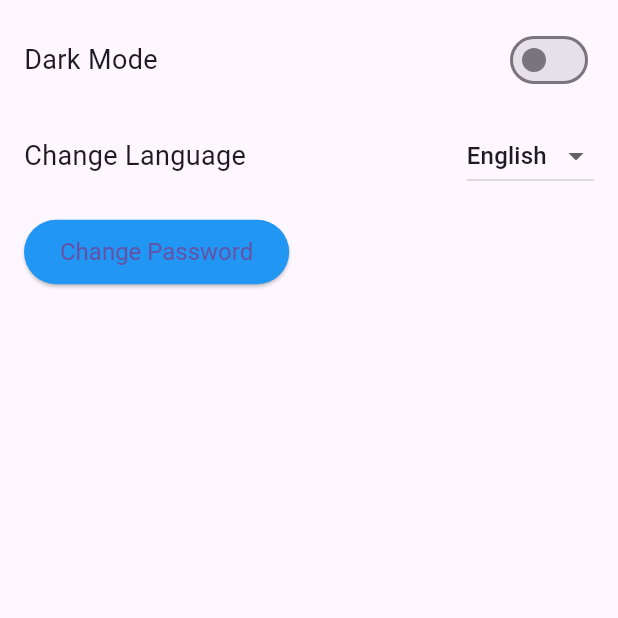
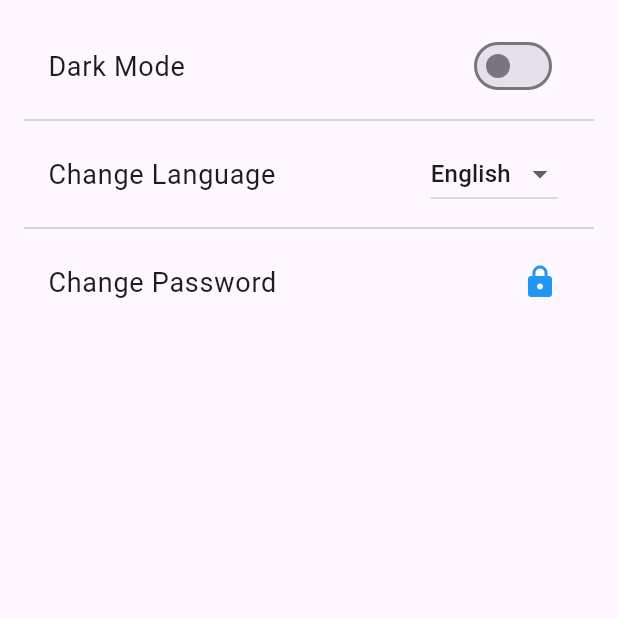
Before and after one commit to johnassefatheeth/eqube, a Flutter app: the SettingsPage screen opened directly, on a phone screen of 412 x 824 dp, the top half of it. Run offline on Flutter 3.47's test engine with Material 3 defaults, Android fonts, the phone set to English and light mode, and no system bars; our stand-ins replace carousel_slider, curved_navigation_bar, image_picker, shared_preferences, smooth_page_indicator; missing offline and left inert: dart:html; accounts and stored records are empty; network calls fail.

Commit message:
refactor home and settings pages; update equb type options and enhance settings layout with ListTiles

```diff
--- a/lib/pages/home.dart
+++ b/lib/pages/home.dart
@@ -112,7 +112,7 @@ class _HomePageState extends State<HomePage> {
                     Navigator.push(
                       context,
                       MaterialPageRoute(
-                        builder: (context) => SetEqubDetailsPage(equbType: 'daily'),
+                        builder: (context) => SetEqubDetailsPage(equbType: 'monthly'),
                       ),
                     );
                   },
@@ -124,7 +124,7 @@ class _HomePageState extends State<HomePage> {
                     Navigator.push(
                       context,
                       MaterialPageRoute(
-                        builder: (context) => SetEqubDetailsPage(equbType: 'daily'),
+                        builder: (context) => SetEqubDetailsPage(equbType: 'weekly'),
                       ),
                     );
                   },
--- a/lib/pages/profile.dart
+++ b/lib/pages/profile.dart
@@ -237,9 +237,9 @@ class _ProfilePageState extends State<ProfilePage> {
             Center(
               child: ElevatedButton(
                 onPressed: () {
-                  ScaffoldMessenger.of(context).showSnackBar(
-                    SnackBar(content: Text('Logged out succesfuly successfully!')),
-                  );
+
+                  authProvider.setToken('');
+                  Navigator.pushReplacementNamed(context, '/signin');
                 },
                 style: ElevatedButton.styleFrom(
                   backgroundColor: Color(0xFF005CFF),
--- a/lib/pages/settings.dart
+++ b/lib/pages/settings.dart
@@ -32,35 +32,23 @@ class _SettingsPageState extends State<SettingsPage> {
   return Scaffold(
     body: Padding(
       padding: const EdgeInsets.all(16.0),
-        child: Column(
-          crossAxisAlignment: CrossAxisAlignment.start,
+      child: ListView(
         children: [
           // Dark Mode Toggle
-            Row(
-              mainAxisAlignment: MainAxisAlignment.spaceBetween,
-              children: [
-                Text(
-                  'Dark Mode',
-                  style: TextStyle(fontSize: 18),
-                ),
-                Switch(
+          ListTile(
+            title: Text('Dark Mode', style: TextStyle(fontSize: 18)),
+            trailing: Switch(
               value: _isDarkMode,
               onChanged: _toggleDarkMode,
               activeColor: Colors.orange,
             ),
-              ],
           ),
-            SizedBox(height: 16),
+          Divider(),
 
           // Language Selection Dropdown
-            Row(
-              mainAxisAlignment: MainAxisAlignment.spaceBetween,
-              children: [
-                Text(
-                  'Change Language',
-                  style: TextStyle(fontSize: 18),
-                ),
-                DropdownButton<String>(
+          ListTile(
+            title: Text('Change Language', style: TextStyle(fontSize: 18)),
+            trailing: DropdownButton<String>(
               value: _selectedLanguage,
               items: ['English', 'Amharic']
                   .map((lang) => DropdownMenuItem<String>(
@@ -70,27 +58,24 @@ class _SettingsPageState extends State<SettingsPage> {
                   .toList(),
               onChanged: _changeLanguage,
             ),
-              ],
           ),
-            SizedBox(height: 16),
+          Divider(),
 
-            // Change Password Button
-            ElevatedButton(
-              onPressed: () {
+          // Change Password as a ListTile
+          ListTile(
+            title: Text('Change Password', style: TextStyle(fontSize: 18)),
+            trailing: Icon(Icons.lock, color: Colors.blue),
+            onTap: () {
               Navigator.push(
                 context,
                 MaterialPageRoute(builder: (context) => ChangePasswordPage()),
               );
             },
-              child: Text('Change Password'),
-              style: ElevatedButton.styleFrom(
-                padding: EdgeInsets.symmetric(vertical: 12, horizontal: 24), backgroundColor: Colors.blue,
-                textStyle: TextStyle(fontSize: 16),
-              ),
           ),
         ],
       ),
     ),
   );
 }
+
 }
```
Lines whose indentation alone changed are shown as unchanged.
